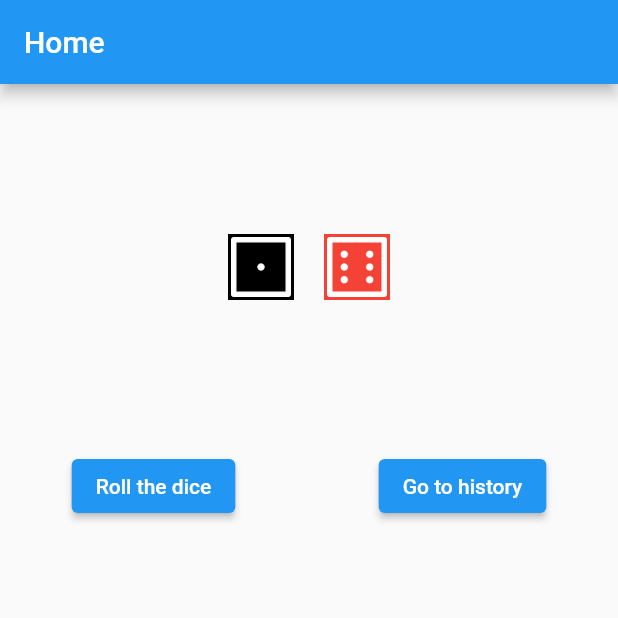
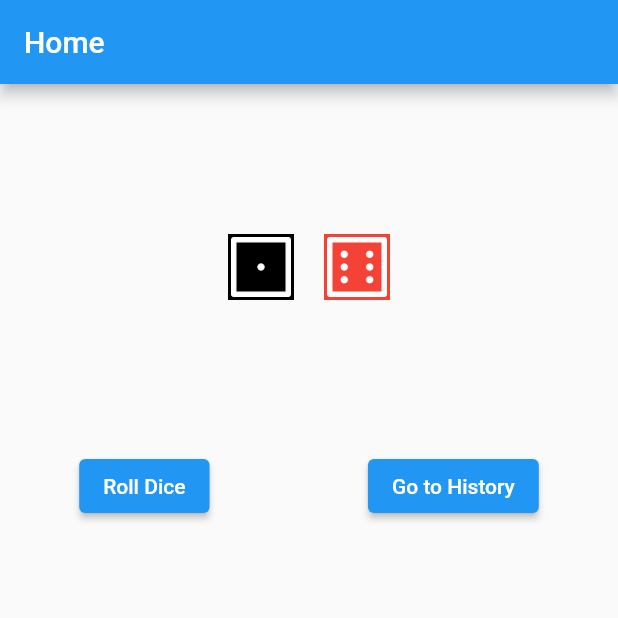
Before and after one commit to Mossalli1/dice-roll-flutter, a Flutter app: the screen it shows after launch, on a phone screen of 412 x 824 dp, the top half of it. Run offline on Flutter 3.47's test engine with Material 2 defaults, Android fonts, the phone set to English and light mode, and no system bars; our stand-ins replace auto_route, fluttertoast, hooks_riverpod, jiffy, riverpod.

Commit message:
Dice roll and history clear working

```diff
--- /dev/null
+++ b/lib/Components/button.dart
@@ -0,0 +1,29 @@
+import 'package:flutter/material.dart';
+
+class CustomButton extends StatelessWidget {
+  final String? buttonText;
+  final VoidCallback? onPressed;
+  final Widget? child;
+
+  const CustomButton({
+    Key? key,
+    @required this.onPressed,
+    this.buttonText,
+    this.child,
+  }) : super(key: key);
+
+  @override
+  Widget build(BuildContext context) {
+    return ElevatedButton(
+      // style: ElevatedButton.styleFrom(
+      //   shape: RoundedRectangleBorder(borderRadius: BorderRadius.circular(5.0)),
+      // ),
+      onPressed: onPressed,
+      child: Text(
+        '$buttonText',
+        textAlign: TextAlign.center,
+        style: const TextStyle(color: Colors.white, fontSize: 14),
+      ),
+    );
+  }
+}
--- a/lib/Components/rollingDice.dart
+++ b/lib/Components/rollingDice.dart
@@ -12,7 +12,6 @@ class RollingDice extends StatelessWidget {
 
   @override
   Widget build(BuildContext context) {
-    // return Text(image!);
     return AnimatedSwitcher(
       duration: const Duration(milliseconds: 400),
       transitionBuilder: (Widget child, Animation<double> animation) {
--- a/lib/Screens/home.dart
+++ b/lib/Screens/home.dart
@@ -1,25 +1,11 @@
 import 'dart:math';
-
 import 'package:auto_route/auto_route.dart';
+import 'package:dice_roll/Components/button.dart';
 import 'package:dice_roll/Components/rollingDice.dart';
 import 'package:dice_roll/main.dart';
 import 'package:dice_roll/router.gr.dart';
 import 'package:flutter/material.dart';
 import 'package:hooks_riverpod/hooks_riverpod.dart';
-import 'package:jiffy/jiffy.dart';
-
-// class HomePage extends StatefulWidget {
-//   const HomePage({super.key});
-//
-//   @override
-//   State<HomePage> createState() => _HomePageState();
-// }
-// class HomePage extends StatelessWidget {
-//   const HomePage({super.key});
-//
-//   // @override
-//   // State<HomePage> createState() => _HomePageState();
-// }
 
 class HomePage extends HookConsumerWidget {
   const HomePage({super.key});
@@ -34,18 +20,17 @@ class HomePage extends HookConsumerWidget {
       final timeStamp = date.millisecondsSinceEpoch;
       ref.read(firstDiceProvider.state).state = Random().nextInt(6) + 1;
       ref.read(secondDiceOProvider.state).state = Random().nextInt(6) + 1;
-      final diceOneUpdatedvalue = ref.watch(firstDiceProvider);
-      final diceTwoUpdatedvalue = ref.watch(secondDiceOProvider);
+      final diceOneUpdatedValue = ref.watch(firstDiceProvider);
+      final diceTwoUpdatedValue = ref.watch(secondDiceOProvider);
       ref
           .read(historyItemsProvider.notifier)
-          .add(diceOneUpdatedvalue, diceTwoUpdatedvalue, timeStamp);
+          .add(diceOneUpdatedValue, diceTwoUpdatedValue, timeStamp);
     }
 
     void onGoHistory() async {
       context.router.push(History(title: 'History'));
     }
 
-    // final String value = ref.watch(helloWorldProvider);
     return Scaffold(
         appBar: AppBar(
           title: const Text('Home'),
@@ -57,15 +42,18 @@ class HomePage extends HookConsumerWidget {
             ),
             Row(
               mainAxisAlignment: MainAxisAlignment.center,
-              // backgroundColor: Colors.blue,
               children: [
                 RollingDice(
-                  color: Colors.black,
-                    image: 'images/dice$diceOne.png', valueKey: diceOne),
+                    color: Colors.black,
+                    image: 'images/dice$diceOne.png',
+                    valueKey: diceOne),
                 const SizedBox(
                   width: 20,
                 ),
-                RollingDice( color: Colors.red, image: 'images/dice$diceTwo.png', valueKey: diceTwo)
+                RollingDice(
+                    color: Colors.red,
+                    image: 'images/dice$diceTwo.png',
+                    valueKey: diceTwo)
               ],
             ),
             const SizedBox(
@@ -75,19 +63,15 @@ class HomePage extends HookConsumerWidget {
               mainAxisAlignment: MainAxisAlignment.spaceAround,
               children: [
                 Center(
-                  child: ElevatedButton(
-                    child: const Text('Roll the dice'),
-                    onPressed: () {
-                      onRollDice();
-                    },
+                  child: CustomButton(
+                    buttonText: 'Roll Dice',
+                    onPressed: () => onRollDice(),
                   ),
                 ),
                 Center(
-                  child: ElevatedButton(
-                    child: const Text('Go to history'),
-                    onPressed: () {
-                      onGoHistory();
-                    },
+                  child: CustomButton(
+                    buttonText: 'Go to History',
+                    onPressed: () => onGoHistory(),
                   ),
                 ),
               ],
```
Also changed, not shown: lib/Controlers/historyControler.dart (+4 -34 lines), lib/Screens/history.dart (+23 -25 lines), lib/Toast/toast.dart (added, +15 -0 lines), lib/app.dart (+5 -16 lines), lib/main.dart (+3 -7 lines), pubspec.yaml (+2 -55 lines), lib/router.dart (line endings or trailing spaces), pubspec.lock, 6 other files.
